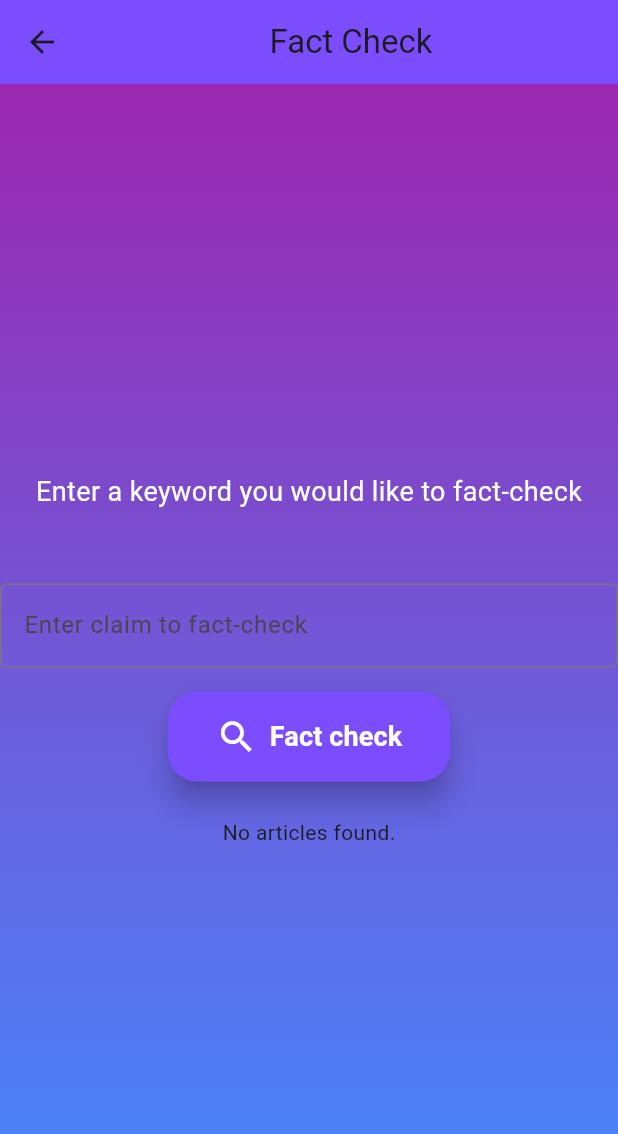
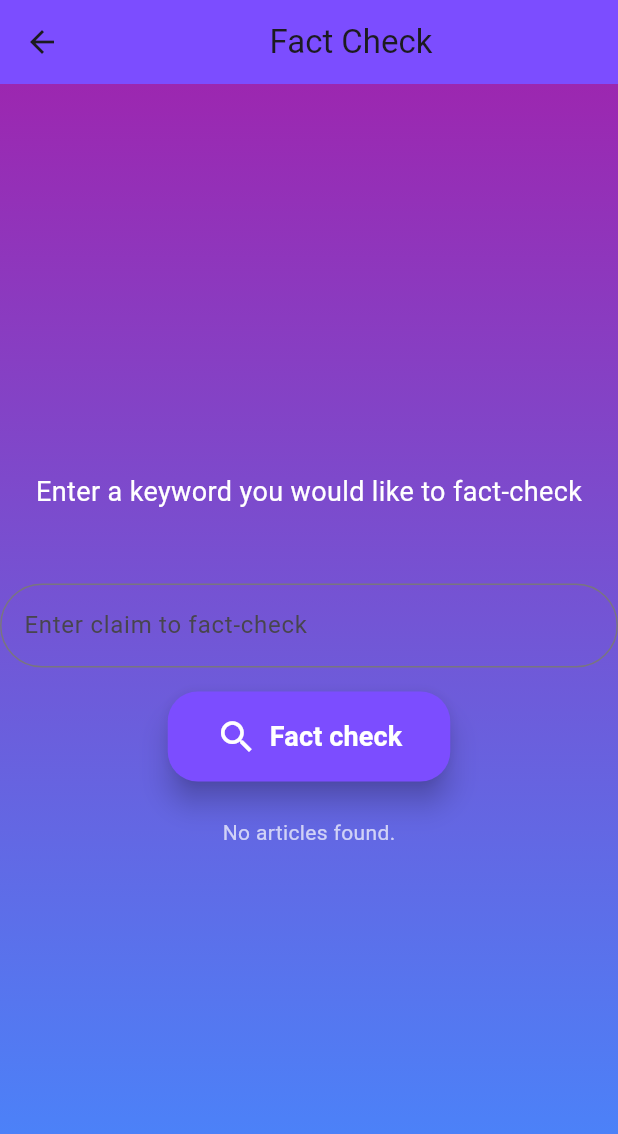
Before and after one commit to Slozzyondul/Social_Justice_and_Reform_Hackathon, a Flutter app: the NewsFactCheckScreen screen opened by its route, on a phone screen of 412 x 824 dp. Shown: the top 1134 px of the screen. Run offline on Flutter 3.47's test engine with Material 3 defaults, Android fonts, the phone set to English and light mode, and no system bars; our stand-ins replace image_picker.

Commit message:
prettifying the fact check screen

```diff
--- a/lib/frontend/screens/fact_check/fact_check.dart
+++ b/lib/frontend/screens/fact_check/fact_check.dart
@@ -87,7 +87,7 @@ class _NewsFactCheckScreenState extends State<NewsFactCheckScreen> {
           Column(
             mainAxisAlignment: MainAxisAlignment.center,
             children: [
-              SizedBox(
+              const SizedBox(
                 child: Text(
                   'Enter a keyword you would like to fact-check',
                   style: TextStyle(
@@ -96,13 +96,18 @@ class _NewsFactCheckScreenState extends State<NewsFactCheckScreen> {
                   ),
                 ),
               ),
-              SizedBox(height: 48),
+              const SizedBox(height: 48),
               TextField(
-                style: TextStyle(backgroundColor: Colors.white),
+                style: TextStyle(color: Colors.white),
                 controller: _inputController,
                 decoration: const InputDecoration(
-                    labelText: 'Enter claim to fact-check',
-                    border: OutlineInputBorder()),
+                  labelText: 'Enter claim to fact-check',
+                  border: OutlineInputBorder(
+                    borderRadius: BorderRadius.all(
+                      Radius.circular(32),
+                    ),
+                  ),
+                ),
               ),
               const SizedBox(height: 16),
               buildOptionButton(
@@ -203,7 +208,10 @@ class _NewsFactCheckScreenState extends State<NewsFactCheckScreen> {
                             },
                           ),
                         )
-                      : const Text('No articles found.'),
+                      : const Text(
+                          'No articles found.',
+                          style: TextStyle(color: Colors.white70),
+                        ),
             ],
           ),
         ],
```
